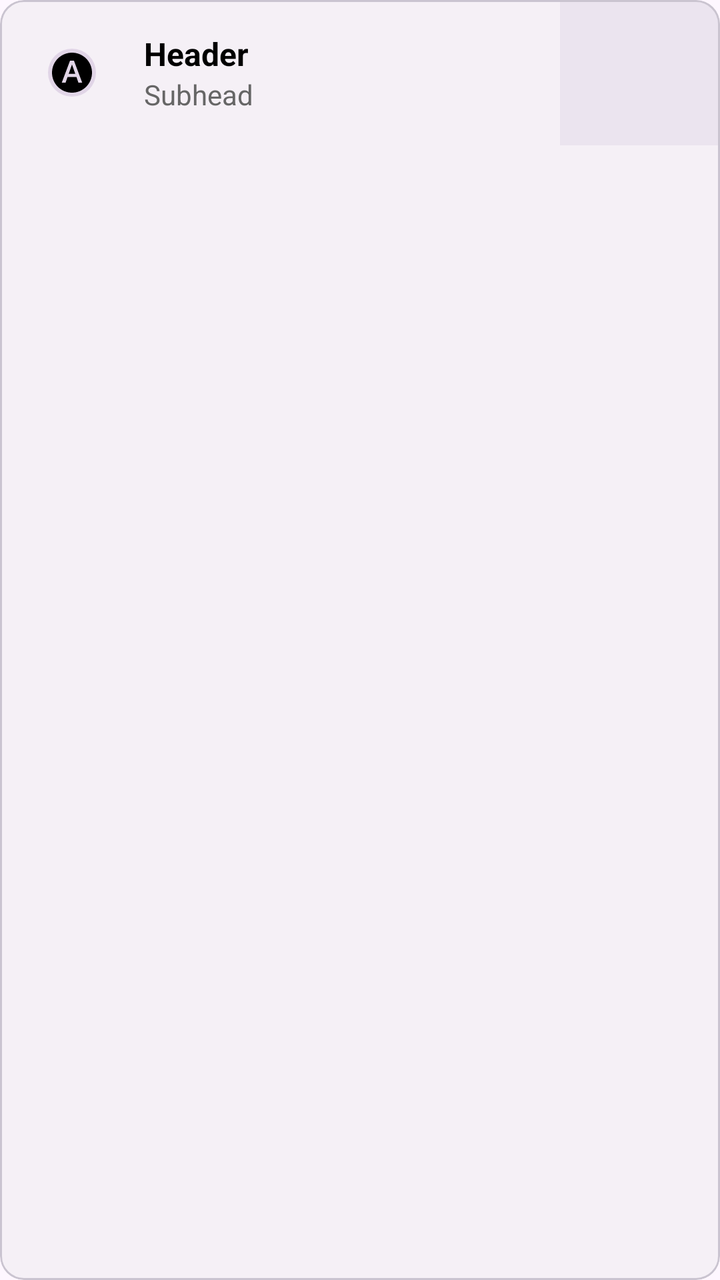
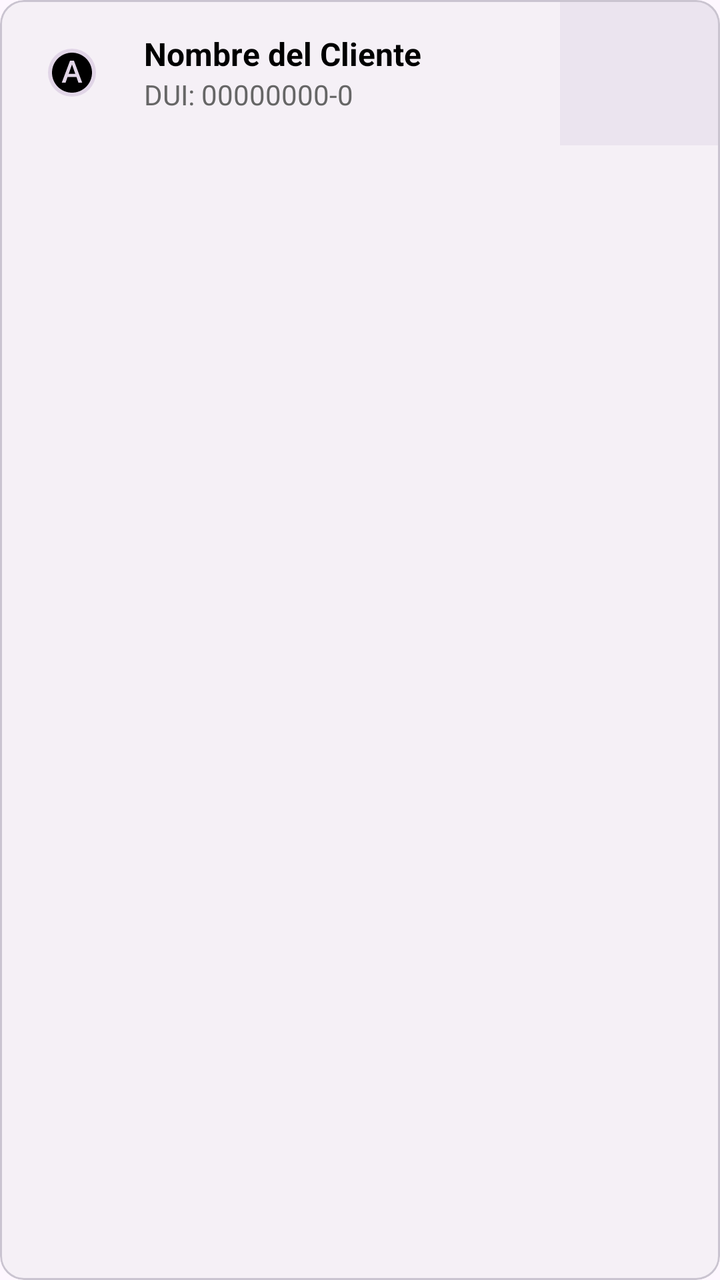

The first picture is an Android layout as it rendered before a commit; the second is the same layout after the commit. The layout source and the unified diff follow.
<!-- AndroidManifest.xml: application theme Theme.Autotechs -->
<!-- res/layout/item_cliente_card.xml -->
<?xml version="1.0" encoding="utf-8"?>
<com.google.android.material.card.MaterialCardView
    xmlns:android="http://schemas.android.com/apk/res/android"
    xmlns:app="http://schemas.android.com/apk/res-auto"
    android:layout_width="match_parent"
    android:layout_height="wrap_content"
    android:layout_marginBottom="12dp"
    app:cardCornerRadius="12dp"
    app:cardBackgroundColor="#F5F0F6">

    <LinearLayout
        android:layout_width="match_parent"
        android:layout_height="wrap_content"
        android:orientation="horizontal">

        <LinearLayout
            android:layout_width="0dp"
            android:layout_height="wrap_content"
            android:layout_weight="1"
            android:orientation="horizontal"
            android:padding="16dp"
            android:gravity="center_vertical">

            <com.google.android.material.imageview.ShapeableImageView
                android:layout_width="40dp"
                android:layout_height="40dp"
                android:background="#E1D5E7"
                android:src="@drawable/ic_letter_a"
                android:padding="8dp"
                app:shapeAppearanceOverlay="@style/CircleImageStyle" />

            <LinearLayout
                android:layout_width="wrap_content"
                android:layout_height="wrap_content"
                android:layout_marginStart="16dp"
                android:orientation="vertical">

                <TextView
                    android:layout_width="wrap_content"
                    android:layout_height="wrap_content"
                    android:text="Header"
                    android:textColor="#000000"
                    android:textSize="16sp"
                    android:textStyle="bold" />

                <TextView
                    android:layout_width="wrap_content"
                    android:layout_height="wrap_content"
                    android:text="Subhead"
                    android:textColor="#666666"
                    android:textSize="14sp" />
            </LinearLayout>
        </LinearLayout>

        <View
            android:layout_width="80dp"
            android:layout_height="match_parent"
            android:background="#EBE4EF" />

    </LinearLayout>
</com.google.android.material.card.MaterialCardView>
<!-- resources referenced by this layout -->
<resources>
  <!-- drawable ic_letter_a (drawable) -->
  <vector xmlns:android="http://schemas.android.com/apk/res/android" android:height="24dp" android:tint="#000000" android:viewportHeight="24" android:viewportWidth="24" android:width="24dp">
        
      <path android:fillColor="@android:color/white" android:pathData="M12.04,8.04l-0.09,0l-1.6,4.55l3.29,0z"/>
        
      <path android:fillColor="@android:color/white" android:pathData="M12,2C6.48,2 2,6.48 2,12s4.48,10 10,10s10,-4.48 10,-10S17.52,2 12,2zM15.21,17l-0.98,-2.81H9.78l-1,2.81h-1.9l4.13,-11h1.97l4.13,11H15.21z"/>
      
  </vector>
  <style name="CircleImageStyle">
          <item name="cornerSize">50%</item>
      </style>
  <style name="Theme.Autotechs" parent="Base.Theme.Autotechs" />
  <style name="Base.Theme.Autotechs" parent="Theme.Material3.DayNight.NoActionBar">
          
          
      </style>
</resources>

<!-- the commit's change to res/layout/item_cliente_card.xml (unified diff, before → after) -->
@@ -36,17 +36,19 @@
                 android:orientation="vertical">
 
                 <TextView
+                    android:id="@+id/tvNombre"
                     android:layout_width="wrap_content"
                     android:layout_height="wrap_content"
-                    android:text="Header"
+                    android:text="Nombre del Cliente"
                     android:textColor="#000000"
                     android:textSize="16sp"
                     android:textStyle="bold" />
 
                 <TextView
+                    android:id="@+id/tvDetalle"
                     android:layout_width="wrap_content"
                     android:layout_height="wrap_content"
-                    android:text="Subhead"
+                    android:text="DUI: 00000000-0"
                     android:textColor="#666666"
                     android:textSize="14sp" />
             </LinearLayout>
